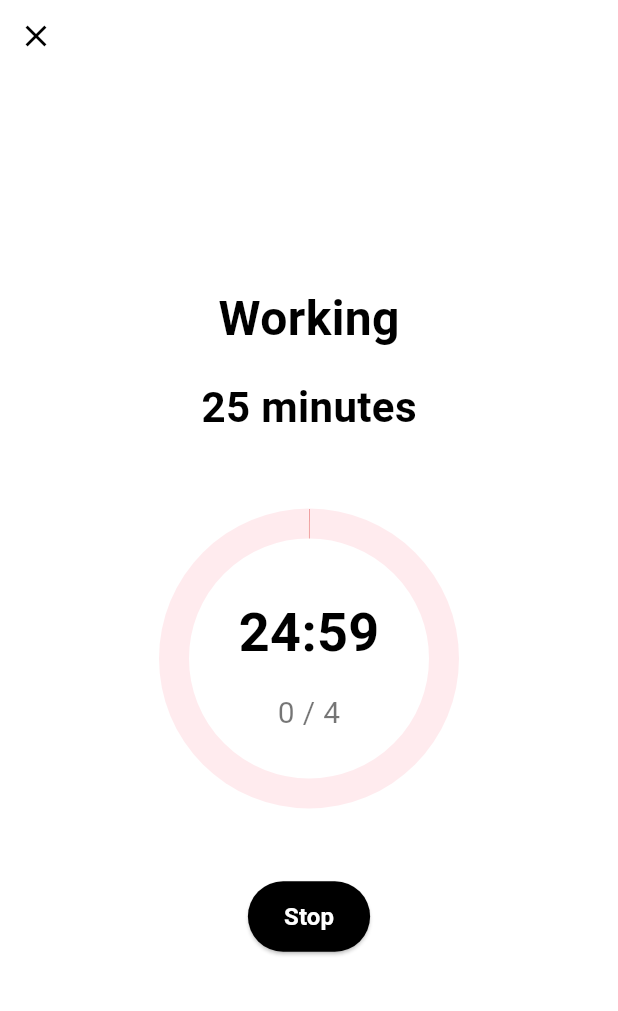
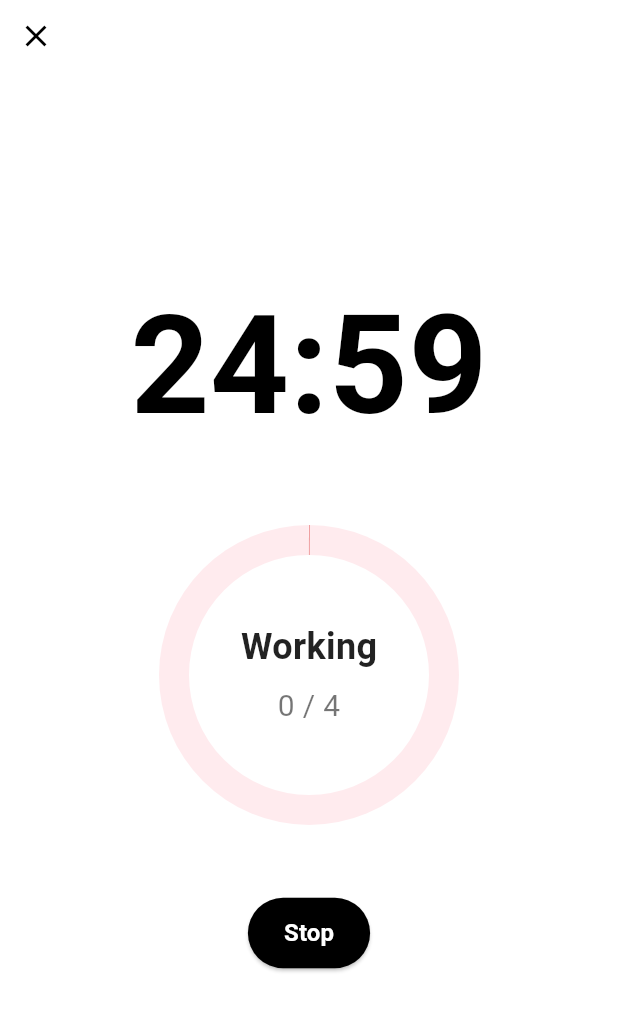
Before and after one commit to t-kan66/pomodoro_task_app, a Flutter app: the TimerModal screen opened directly, on a phone screen of 412 x 824 dp. Shown: the top 1011 px of the screen. Run offline on Flutter 3.47's test engine with Material 3 defaults, Android fonts, the phone set to English and light mode, and no system bars; our stand-ins replace audioplayers, firebase_core, flutter_hooks, freezed_annotation, go_router, hooks_riverpod and 2 more; accounts and stored records are empty; generated files the repository leaves out were written again.

Commit message:
タイマー画面のデザインを変更

```diff
--- a/lib/feature/timer/pages/timer_page.dart
+++ b/lib/feature/timer/pages/timer_page.dart
@@ -1,7 +1,6 @@
 import 'package:flutter/material.dart';
 import 'package:flutter_hooks/flutter_hooks.dart';
 import 'package:hooks_riverpod/hooks_riverpod.dart';
-import 'package:pomodoro_app/feature/timer/widgets/progress_circles.dart';
 import 'package:pomodoro_app/l10n/l10n_provider.dart';
 import 'package:pomodoro_app/routers/main_router.dart';
 import '../../../core/controllers/controller.dart';
@@ -345,24 +344,16 @@ class _WorkingWidget extends ConsumerWidget {
         child: Column(
           mainAxisAlignment: MainAxisAlignment.center,
           children: [
+            // 時間表示をPomodoroCircleの外に移動
             Text(
-              l10n.working_phase,
+              _formatTime(timerState.currentDurationTime),
               style: const TextStyle(
-                fontSize: 32,
+                fontSize: 92,
                 fontWeight: FontWeight.bold,
                 color: Colors.black,
               ),
             ),
-            const SizedBox(height: 16),
-            Text(
-              '${timerState.initalDurationTime.inMinutes} ${l10n.minutes}',
-              style: const TextStyle(
-                fontSize: 28,
-                fontWeight: FontWeight.bold,
-                color: Colors.black,
-              ),
-            ),
-            const SizedBox(height: 40),
+            const SizedBox(height: 32),
             const PomodoroCircle(),
             const SizedBox(height: 40),
             Row(
@@ -420,6 +411,12 @@ class _WorkingWidget extends ConsumerWidget {
       ),
     );
   }
+
+  String _formatTime(Duration duration) {
+    final minutes = duration.inMinutes;
+    final seconds = (duration.inSeconds % 60).toString().padLeft(2, '0');
+    return '$minutes:$seconds';
+  }
 }
 
 class _RestWidget extends ConsumerWidget {
@@ -438,24 +435,16 @@ class _RestWidget extends ConsumerWidget {
         child: Column(
           mainAxisAlignment: MainAxisAlignment.center,
           children: [
+            // 時間表示をPomodoroCircleの外に移動
             Text(
-              l10n.resting_phase,
+              _formatTime(timerState.currentDurationTime),
               style: const TextStyle(
-                fontSize: 32,
+                fontSize: 92,
                 fontWeight: FontWeight.bold,
                 color: Colors.black,
               ),
             ),
-            const SizedBox(height: 16),
-            Text(
-              '${timerState.initialBreakDuration.inMinutes} ${l10n.minutes}',
-              style: const TextStyle(
-                fontSize: 28,
-                fontWeight: FontWeight.bold,
-                color: Colors.black,
-              ),
-            ),
-            const SizedBox(height: 40),
+            const SizedBox(height: 32),
             const PomodoroCircle(),
             const SizedBox(height: 40),
             Row(
@@ -509,6 +498,12 @@ class _RestWidget extends ConsumerWidget {
       ),
     );
   }
+
+  String _formatTime(Duration duration) {
+    final minutes = duration.inMinutes;
+    final seconds = (duration.inSeconds % 60).toString().padLeft(2, '0');
+    return '$minutes:$seconds';
+  }
 }
 
 class _CompletedWidget extends ConsumerWidget {
@@ -526,8 +521,6 @@ class _CompletedWidget extends ConsumerWidget {
         child: Column(
           mainAxisAlignment: MainAxisAlignment.center,
           children: [
-            Icon(Icons.emoji_events, color: Colors.amber[700], size: 80),
-            const SizedBox(height: 32),
             Text(
               l10n.pomodoro_completed_title,
               style: const TextStyle(
@@ -537,6 +530,8 @@ class _CompletedWidget extends ConsumerWidget {
               ),
               textAlign: TextAlign.center,
             ),
+            const SizedBox(height: 24),
+            Icon(Icons.emoji_events, color: Colors.amber[700], size: 80),
             const SizedBox(height: 16),
             Text(
               l10n.pomodoro_completed_message,
@@ -583,21 +578,22 @@ class PomodoroCircle extends HookConsumerWidget {
   @override
   Widget build(BuildContext context, WidgetRef ref) {
     final state = ref.watch(timerControllerProvider);
+    final l10n = ref.watch(l10nProvider);
 
     // ステータスによって色を切り替え
     final isWork = state.status == PomodoroStatus.work;
     final List<Color> gradientColors = isWork
-        ? [const Color(0xFFE57373), const Color(0xFFFFB74D)] // 赤→オレンジ
-        : [const Color(0xFF4DD0E1), const Color(0xFF81C784)]; // 青緑→グリーン
+        ? [const Color(0xFFE57373), const Color(0xFFFFB74D)]
+        : [const Color(0xFF4DD0E1), const Color(0xFF81C784)];
 
     final bgColor = isWork
-        ? const Color(0xFFFFEBEE) // 赤系の淡い背景
-        : const Color(0xFFE0F7FA); // 青緑系の淡い背景
+        ? const Color(0xFFFFEBEE)
+        : const Color(0xFFE0F7FA);
 
     return Padding(
       padding: const EdgeInsets.symmetric(vertical: 8.0),
       child: ClipRRect(
-        borderRadius: BorderRadius.circular(120), // 角を丸く
+        borderRadius: BorderRadius.circular(120),
         child: Container(
           color: Colors.transparent,
           child: Stack(
@@ -617,11 +613,15 @@ class PomodoroCircle extends HookConsumerWidget {
               // グラデーション進捗
               ShaderMask(
                 shaderCallback: (Rect bounds) {
+                  final List<Color> sweepColors = [
+                    ...gradientColors,
+                    gradientColors.first
+                  ];
                   return SweepGradient(
-                    startAngle: 0, // 0に変更
+                    startAngle: 0,
                     endAngle: 2 * math.pi,
-                    colors: gradientColors,
-                    transform: GradientRotation(-math.pi / 2), // -90度回転で開始位置を上に
+                    colors: sweepColors,
+                    transform: const GradientRotation(-math.pi / 2),
                   ).createShader(bounds);
                 },
                 child: SizedBox(
@@ -633,25 +633,25 @@ class PomodoroCircle extends HookConsumerWidget {
                             state.initalDurationTime.inSeconds,
                     strokeWidth: 40,
                     backgroundColor: Colors.transparent,
-                    color: Colors.white, // この色はマスクされる
+                    color: Colors.white,
                   ),
                 ),
               ),
+              // 円の中にL10n対応の作業/休憩テキストとサイクル数
               Column(
                 mainAxisAlignment: MainAxisAlignment.center,
                 children: [
+                  Text(
+                    isWork ? l10n.working_phase : l10n.resting_phase,
+                    style: const TextStyle(
+                      fontSize: 24,
+                      fontWeight: FontWeight.bold,
+                      color: Colors.black87,
+                    ),
+                  ),
                   const SizedBox(height: 8),
                   Text(
-                    _formatTime(state.currentDurationTime),
-                    style: const TextStyle(
-                      fontSize: 36,
-                      fontWeight: FontWeight.bold,
-                      color: Colors.black,
-                    ),
-                  ),
-                  const SizedBox(height: 14),
-                  Text(
-                    '${state.completedPomodoros} / 4',
+                    '${state.completedPomodoros} / ${state.maxPomodoros}',
                     style: const TextStyle(
                       fontSize: 20,
                       color: Colors.black54,
@@ -664,12 +664,6 @@ class PomodoroCircle extends HookConsumerWidget {
         ),
       ),
     );
-  }
-
-  String _formatTime(Duration duration) {
-    final minutes = duration.inMinutes;
-    final seconds = (duration.inSeconds % 60).toString().padLeft(2, '0');
-    return '$minutes:$seconds';
   }
 }
 
```
